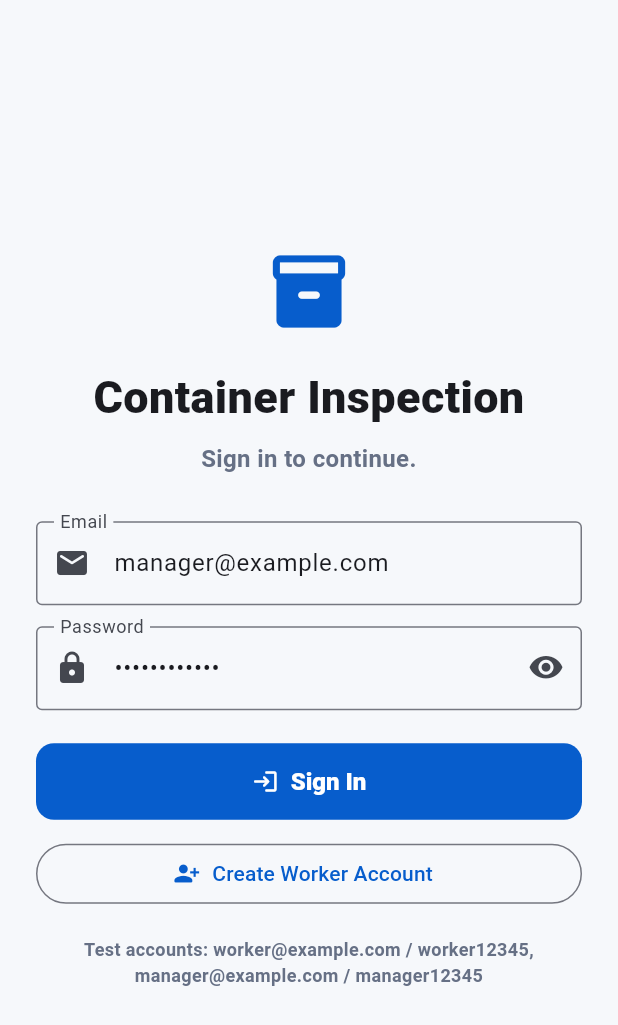
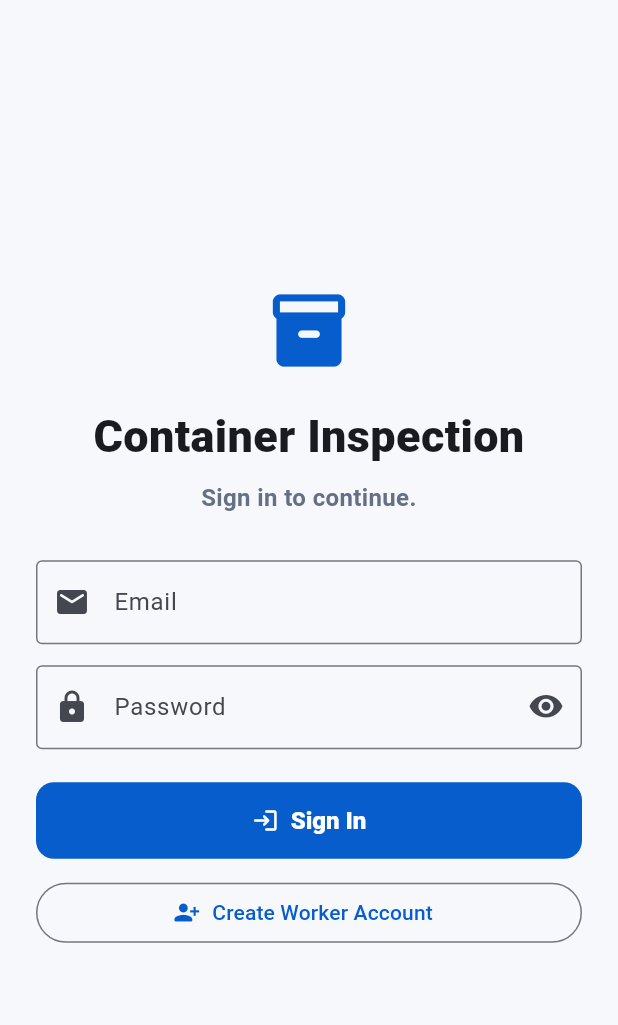
Before and after one commit to NguyenPhuongToan/container_inpector, a Flutter app: the screen it shows after launch, on a phone screen of 412 x 824 dp. Shown: the top 1025 px of the screen. Run offline on Flutter 3.47's test engine with Material 3 defaults, Android fonts, the phone set to English and light mode, and no system bars; our stand-ins replace flutter_secure_storage, image_picker; accounts and stored records are empty.

Commit message:
your message

```diff
--- a/frontend_flutter/lib/screens/login_screen.dart
+++ b/frontend_flutter/lib/screens/login_screen.dart
@@ -13,8 +13,8 @@ class LoginScreen extends StatefulWidget {
 
 class _LoginScreenState extends State<LoginScreen> {
   final _formKey = GlobalKey<FormState>();
-  final _emailController = TextEditingController(text: 'manager@example.com');
-  final _passwordController = TextEditingController(text: 'manager12345');
+  final _emailController = TextEditingController();
+  final _passwordController = TextEditingController();
   final _apiService = ApiService();
   bool _isLoading = false;
   bool _obscurePassword = true;
@@ -172,16 +172,6 @@ class _LoginScreenState extends State<LoginScreen> {
                       icon: const Icon(Icons.person_add_alt_1_rounded),
                       label: const Text('Create Worker Account'),
                     ),
-                    const SizedBox(height: 18),
-                    const Text(
-                      'Test accounts: worker@example.com / worker12345, manager@example.com / manager12345',
-                      textAlign: TextAlign.center,
-                      style: TextStyle(
-                        color: Color(0xFF667085),
-                        fontSize: 12,
-                        fontWeight: FontWeight.w600,
-                      ),
-                    ),
                   ],
                 ),
               ),
```
Also changed, not shown: 3 other files.
